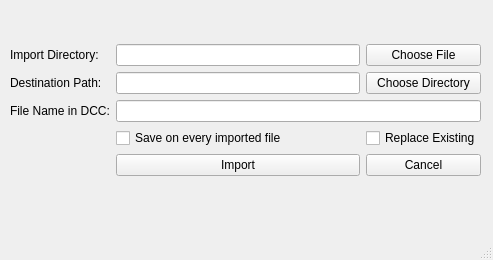
The window that pipeline/tools/ui/qt/abc_import_ue.ui (Zaatar/QtTutorial) describes before a commit, drawn with Qt 5.
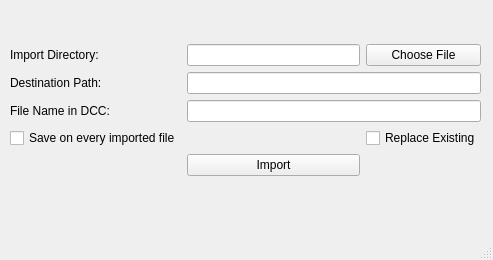
The same window after the commit.

Commit message: Updating the Import UI and testing it works in Unreal, removing cancel, choose directory for Unreal and unused functionality

Patch:
```diff
--- a/pipeline/tools/ui/qt/abc_import_ue.ui
+++ b/pipeline/tools/ui/qt/abc_import_ue.ui
@@ -36,41 +36,6 @@
        <item row="2" column="2" colspan="2">
         <widget class="QLineEdit" name="line_dcc_file_name"/>
        </item>
-       <item row="3" column="2">
-        <widget class="QCheckBox" name="check_save_after_every_import">
-         <property name="text">
-          <string>Save on every imported file</string>
-         </property>
-        </widget>
-       </item>
-       <item row="3" column="3">
-        <widget class="QCheckBox" name="check_replace_existing">
-         <property name="text">
-          <string>Replace Existing</string>
-         </property>
-        </widget>
-       </item>
-       <item row="1" column="2">
-        <widget class="QLineEdit" name="line_destination_path_display">
-         <property name="toolTip">
-          <string>&lt;html&gt;&lt;head/&gt;&lt;body&gt;&lt;p&gt;Insert where the import is to be done in the Unreal Engine&lt;/p&gt;&lt;p&gt;example: /Game/ImportedTextures&lt;/p&gt;&lt;/body&gt;&lt;/html&gt;</string>
-         </property>
-        </widget>
-       </item>
-       <item row="0" column="3">
-        <widget class="QPushButton" name="btn_choose_file">
-         <property name="text">
-          <string>Choose File</string>
-         </property>
-        </widget>
-       </item>
-       <item row="1" column="3">
-        <widget class="QPushButton" name="btn_choose_destination">
-         <property name="text">
-          <string>Choose Directory</string>
-         </property>
-        </widget>
-       </item>
        <item row="0" column="1">
         <widget class="QLabel" name="lbl_import_directory">
          <property name="text">
@@ -88,6 +53,27 @@
        <item row="0" column="2">
         <widget class="QLineEdit" name="line_import_directory_display"/>
        </item>
+       <item row="3" column="1">
+        <widget class="QCheckBox" name="check_save_after_every_import">
+         <property name="text">
+          <string>Save on every imported file</string>
+         </property>
+        </widget>
+       </item>
+       <item row="0" column="3">
+        <widget class="QPushButton" name="btn_choose_file">
+         <property name="text">
+          <string>Choose File</string>
+         </property>
+        </widget>
+       </item>
+       <item row="1" column="2" colspan="2">
+        <widget class="QLineEdit" name="line_destination_path_display">
+         <property name="toolTip">
+          <string>&lt;html&gt;&lt;head/&gt;&lt;body&gt;&lt;p&gt;Insert where the import is to be done in the Unreal Engine&lt;/p&gt;&lt;p&gt;example: /Game/ImportedTextures&lt;/p&gt;&lt;/body&gt;&lt;/html&gt;</string>
+         </property>
+        </widget>
+       </item>
        <item row="4" column="2">
         <widget class="QPushButton" name="btn_import_alembic">
          <property name="text">
@@ -95,10 +81,10 @@
          </property>
         </widget>
        </item>
-       <item row="4" column="3">
-        <widget class="QPushButton" name="btn_cancel">
+       <item row="3" column="3">
+        <widget class="QCheckBox" name="check_replace_existing">
          <property name="text">
-          <string>Cancel</string>
+          <string>Replace Existing</string>
          </property>
         </widget>
        </item>
```
Left out of the diff: 14 changed lines with no effect on the pictures. The commit also changes 3 other files.
